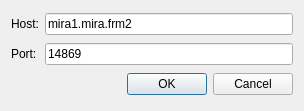
Qt form ui/connection.ui (tweber-ill/frm_mirror-takin1) before a commit.
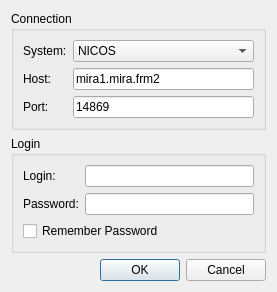
The same form after that commit.

```diff
--- a/ui/connection.ui
+++ b/ui/connection.ui
@@ -6,43 +6,113 @@
    <rect>
     <x>0</x>
     <y>0</y>
-    <width>304</width>
-    <height>111</height>
+    <width>277</width>
+    <height>292</height>
    </rect>
   </property>
   <property name="windowTitle">
    <string>Connection</string>
   </property>
+  <layout class="QGridLayout" name="gridLayout_3">
+   <item row="0" column="0">
+    <widget class="QGroupBox" name="groupBox">
+     <property name="title">
+      <string>Connection</string>
+     </property>
   <layout class="QGridLayout" name="gridLayout">
    <item row="0" column="0">
+       <widget class="QLabel" name="label_3">
+        <property name="text">
+         <string>System:</string>
+        </property>
+       </widget>
+      </item>
+      <item row="0" column="1">
+       <widget class="QComboBox" name="comboSys">
+        <item>
+         <property name="text">
+          <string>NICOS</string>
+         </property>
+        </item>
+        <item>
+         <property name="text">
+          <string>SICS</string>
+         </property>
+        </item>
+       </widget>
+      </item>
+      <item row="1" column="0">
     <widget class="QLabel" name="label">
      <property name="text">
       <string>Host:</string>
      </property>
     </widget>
    </item>
-   <item row="0" column="1">
+      <item row="1" column="1">
     <widget class="QLineEdit" name="editHost">
      <property name="text">
       <string>mira1.mira.frm2</string>
      </property>
     </widget>
    </item>
-   <item row="1" column="0">
+      <item row="2" column="0">
     <widget class="QLabel" name="label_2">
      <property name="text">
       <string>Port:</string>
      </property>
     </widget>
    </item>
-   <item row="1" column="1">
+      <item row="2" column="1">
     <widget class="QLineEdit" name="editPort">
      <property name="text">
       <string>14869</string>
      </property>
     </widget>
    </item>
+     </layout>
+    </widget>
+   </item>
+   <item row="1" column="0">
+    <widget class="QGroupBox" name="groupBox_2">
+     <property name="title">
+      <string>Login</string>
+     </property>
+     <layout class="QGridLayout" name="gridLayout_2">
+      <item row="0" column="0">
+       <widget class="QLabel" name="label_4">
+        <property name="text">
+         <string>Login:</string>
+        </property>
+       </widget>
+      </item>
+      <item row="0" column="1">
+       <widget class="QLineEdit" name="editLogin"/>
+      </item>
+      <item row="1" column="0">
+       <widget class="QLabel" name="label_5">
+        <property name="text">
+         <string>Password:</string>
+        </property>
+       </widget>
+      </item>
+      <item row="1" column="1">
+       <widget class="QLineEdit" name="editPwd">
+        <property name="echoMode">
+         <enum>QLineEdit::Password</enum>
+        </property>
+       </widget>
+      </item>
    <item row="2" column="0" colspan="2">
+       <widget class="QCheckBox" name="checkRememberPwd">
+        <property name="text">
+         <string>Remember Password</string>
+        </property>
+       </widget>
+      </item>
+     </layout>
+    </widget>
+   </item>
+   <item row="2" column="0">
     <widget class="QDialogButtonBox" name="buttonBox">
      <property name="orientation">
       <enum>Qt::Horizontal</enum>
```
Left out of the diff: 4 changed lines with no effect on the pictures. Lines whose indentation alone changed are shown as unchanged.
